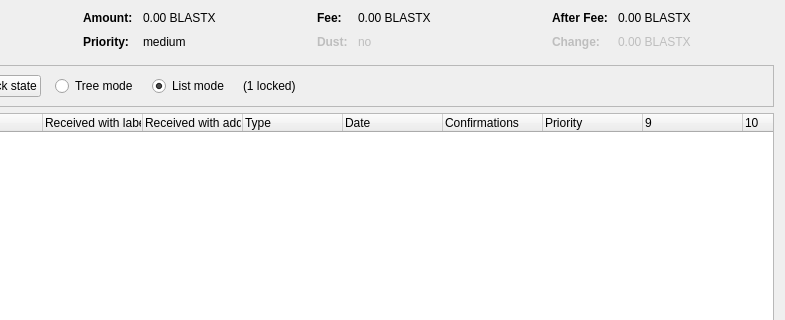
Qt form src/qt/forms/coincontroldialog.ui (BlastX-Core/BlastX) before a commit; both pictures show x 169 to 954 and y 0 to 320 of the 954 by 500 pixel window.
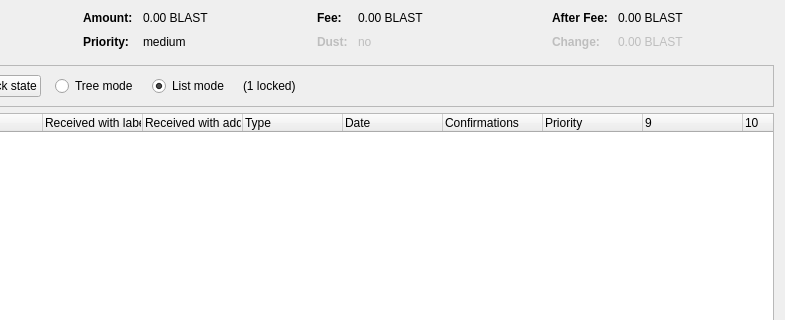
The same form after that commit. Custom widgets are drawn as their Qt base class.

```diff
--- a/src/qt/forms/coincontroldialog.ui
+++ b/src/qt/forms/coincontroldialog.ui
@@ -132,7 +132,7 @@
           <enum>Qt::ActionsContextMenu</enum>
          </property>
          <property name="text">
-          <string notr="true">0.00 BLASTX</string>
+          <string notr="true">0.00 BLAST</string>
          </property>
          <property name="textInteractionFlags">
           <set>Qt::LinksAccessibleByMouse|Qt::TextSelectableByKeyboard|Qt::TextSelectableByMouse</set>
@@ -206,7 +206,7 @@
           <enum>Qt::ActionsContextMenu</enum>
          </property>
          <property name="text">
-          <string notr="true">0.00 BLASTX</string>
+          <string notr="true">0.00 BLAST</string>
          </property>
          <property name="textInteractionFlags">
           <set>Qt::LinksAccessibleByMouse|Qt::TextSelectableByKeyboard|Qt::TextSelectableByMouse</set>
@@ -286,7 +286,7 @@
           <enum>Qt::ActionsContextMenu</enum>
          </property>
          <property name="text">
-          <string notr="true">0.00 BLASTX</string>
+          <string notr="true">0.00 BLAST</string>
          </property>
          <property name="textInteractionFlags">
           <set>Qt::LinksAccessibleByMouse|Qt::TextSelectableByKeyboard|Qt::TextSelectableByMouse</set>
@@ -321,7 +321,7 @@
           <enum>Qt::ActionsContextMenu</enum>
          </property>
          <property name="text">
-          <string notr="true">0.00 BLASTX</string>
+          <string notr="true">0.00 BLAST</string>
          </property>
          <property name="textInteractionFlags">
           <set>Qt::LinksAccessibleByMouse|Qt::TextSelectableByKeyboard|Qt::TextSelectableByMouse</set>
```
